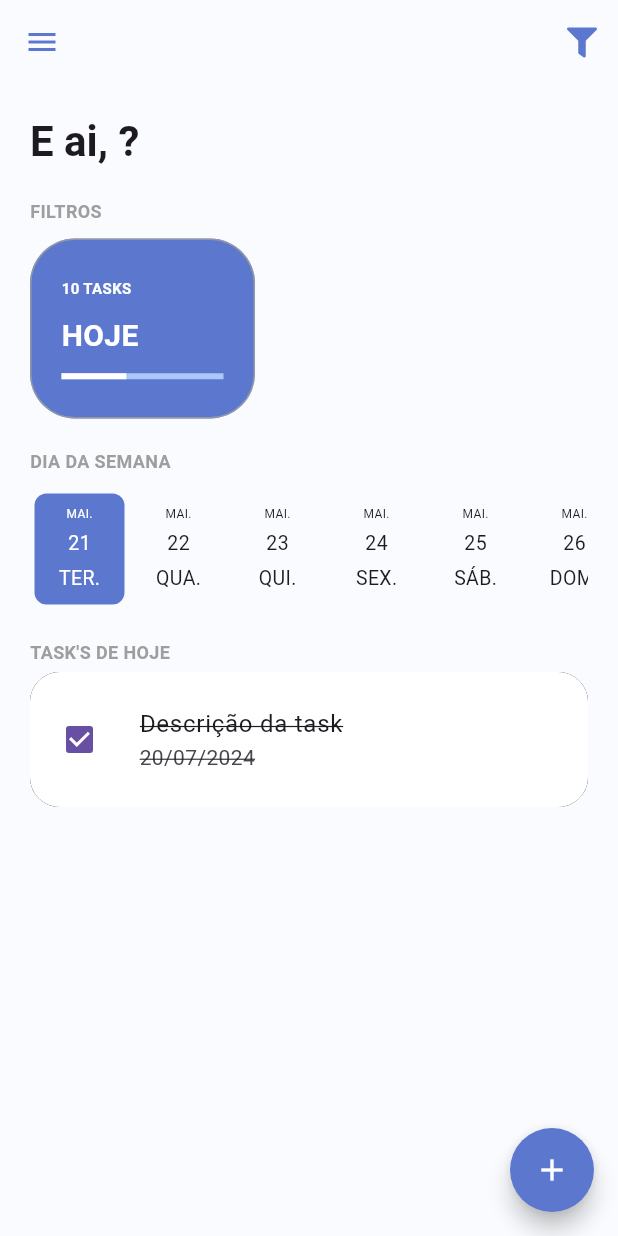
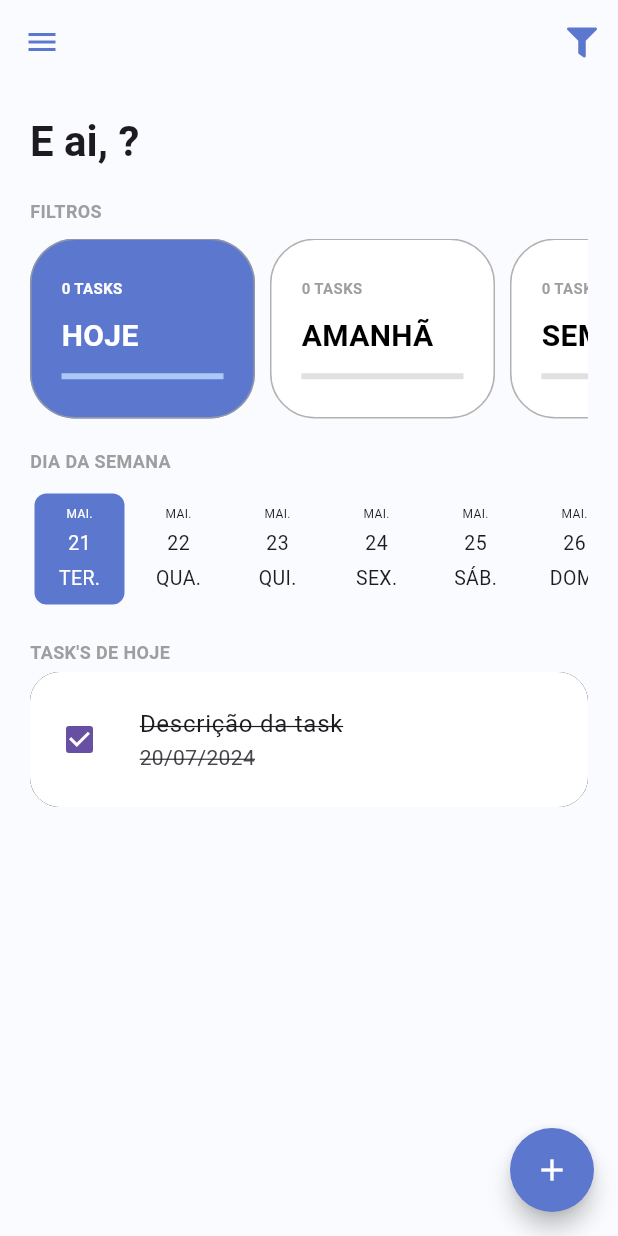
Before and after one commit to luizgfalqueto/todo_list_provider, a Flutter app: the screen it shows once a user with an empty profile is signed in, in the side drawer, after a tap on the "add" icon, on a phone screen of 412 x 824 dp. Run offline on Flutter 3.47's test engine with Material 3 defaults, Android fonts, the phone set to English and light mode, and no system bars; drawn by our look-alikes of date_picker_timeline; our stand-ins replace firebase_auth, firebase_core, google_fonts, google_sign_in, sign_in_button, sqflite and 2 more; missing offline and left inert: flutter_overlay_loader, validatorless; accounts and stored records are empty; network calls fail; Roboto replaces fonts that are missing (Mandali).

Commit message:
feat: load tasks filter by today, tomorrow and week

```diff
--- /dev/null
+++ b/lib/app/models/task_filter_enum.dart
@@ -0,0 +1 @@
+enum TaskFilterEnum { today, tomorrow, week }
--- /dev/null
+++ b/lib/app/models/task_model.dart
@@ -0,0 +1,22 @@
+class TaskModel {
+  final int id;
+  final String description;
+  final DateTime dateTime;
+  final bool finished;
+
+  TaskModel({
+    required this.id,
+    required this.description,
+    required this.dateTime,
+    required this.finished,
+  });
+
+  factory TaskModel.loadFromDB(Map<String, dynamic> task) {
+    return TaskModel(
+      id: task['id'],
+      description: task['description'] ?? 'Sem descrição',
+      dateTime: DateTime.parse(task['data_hora']),
+      finished: task['finalizado'] == 1,
+    );
+  }
+}
--- /dev/null
+++ b/lib/app/models/total_tasks_model.dart
@@ -0,0 +1,13 @@
+class TotalTasksModel {
+  int _totalTasks;
+  int get totalTasks => _totalTasks;
+
+  int _totalTasksFinished;
+  int get totalTasksFinished => _totalTasksFinished;
+
+  TotalTasksModel({
+    required int totalTasks,
+    required int totalTasksFinished,
+  })  : _totalTasks = totalTasks,
+        _totalTasksFinished = totalTasksFinished;
+}
--- /dev/null
+++ b/lib/app/models/week_task_model.dart
@@ -0,0 +1,14 @@
+import 'task_model.dart';
+
+class WeekTaskModel {
+
+  final DateTime startDate;
+  final DateTime endDate;
+  final List<TaskModel> tasks;
+
+  WeekTaskModel({
+    required this.startDate,
+    required this.endDate,
+    required this.tasks,
+  });
+}
--- /dev/null
+++ b/lib/app/modules/home/home_controller.dart
@@ -0,0 +1,46 @@
+import 'package:todo_list_provider/app/core/notifier/default_change_notifier.dart';
+import 'package:todo_list_provider/app/models/task_filter_enum.dart';
+import 'package:todo_list_provider/app/models/task_model.dart';
+import 'package:todo_list_provider/app/models/total_tasks_model.dart';
+import 'package:todo_list_provider/app/models/week_task_model.dart';
+import 'package:todo_list_provider/app/services/tasks/tasks_service.dart';
+
+class HomeController extends DefaultChangeNotifier {
+  final TasksService _tasksService;
+  var filterSelected = TaskFilterEnum.today;
+  TotalTasksModel? todayTotalTasks;
+  TotalTasksModel? tomorrowTotalTasks;
+  TotalTasksModel? weekTotalTasks;
+
+  HomeController({required TasksService taskService})
+      : _tasksService = taskService;
+
+  Future<void> loadTotalTasks() async {
+    final allTasks = await Future.wait([
+      _tasksService.getToday(),
+      _tasksService.getTomorrow(),
+      _tasksService.getWeek()
+    ]);
+
+    final todayTasks = allTasks[0] as List<TaskModel>;
+    final tomorrowTasks = allTasks[1] as List<TaskModel>;
+    final weekTasks = allTasks[2] as WeekTaskModel;
+
+    todayTotalTasks = TotalTasksModel(
+      totalTasks: todayTasks.length,
+      totalTasksFinished: todayTasks.where((task) => task.finished).length,
+    );
+
+    tomorrowTotalTasks = TotalTasksModel(
+      totalTasks: tomorrowTasks.length,
+      totalTasksFinished: tomorrowTasks.where((task) => task.finished).length,
+    );
+
+    weekTotalTasks = TotalTasksModel(
+      totalTasks: weekTasks.tasks.length,
+      totalTasksFinished: weekTasks.tasks.where((task) => task.finished).length,
+    );
+
+    notifyListeners();
+  }
+}
--- a/lib/app/modules/home/home_module.dart
+++ b/lib/app/modules/home/home_module.dart
@@ -1,11 +1,37 @@
+import 'package:provider/provider.dart';
 import 'package:todo_list_provider/app/core/modules/todo_list_module.dart';
+import 'package:todo_list_provider/app/modules/home/home_controller.dart';
 import 'package:todo_list_provider/app/modules/home/home_page.dart';
+
+import '../../repositories/tasks/tasks_repository.dart';
+import '../../repositories/tasks/tasks_repository_impl.dart';
+import '../../services/tasks/tasks_service.dart';
+import '../../services/tasks/tasks_service_impl.dart';
 
 class HomeModule extends TodoListModule {
   HomeModule()
       : super(
+          bindings: [
+            Provider<TasksRepository>(
+              create: (context) => TasksRepositoryImpl(
+                sqliteConnectionFactory: context.read(),
+              ),
+            ),
+            Provider<TasksService>(
+              create: (context) => TasksServiceImpl(
+                tasksRepository: context.read(),
+              ),
+            ),
+            ChangeNotifierProvider(
+              create: (context) => HomeController(
+                taskService: context.read(),
+              ),
+            ),
+          ],
           routers: {
-            '/home': (context) => const HomePage(),
+            '/home': (context) => HomePage(
+                  homeController: context.read(),
+                ),
           },
         );
 }
--- a/lib/app/modules/home/home_page.dart
+++ b/lib/app/modules/home/home_page.dart
@@ -1,6 +1,7 @@
 import 'package:flutter/material.dart';
 import 'package:todo_list_provider/app/core/ui/them_extensions.dart';
 import 'package:todo_list_provider/app/core/ui/todo_list_icons.dart';
+import 'package:todo_list_provider/app/modules/home/home_controller.dart';
 import 'package:todo_list_provider/app/modules/home/widgets/home_drawer.dart';
 import 'package:todo_list_provider/app/modules/home/widgets/home_filters.dart';
 import 'package:todo_list_provider/app/modules/home/widgets/home_header.dart';
@@ -8,9 +9,17 @@ import 'package:todo_list_provider/app/modules/home/widgets/home_tasks.dart';
 import 'package:todo_list_provider/app/modules/home/widgets/home_week_filter.dart';
 import 'package:todo_list_provider/app/modules/tasks/tasks_module.dart';
 
-class HomePage extends StatelessWidget {
-  const HomePage({super.key});
+class HomePage extends StatefulWidget {
+  final HomeController _homeController;
 
+  HomePage({super.key, required HomeController homeController})
+      : _homeController = homeController;
+
+  @override
+  State<HomePage> createState() => _HomePageState();
+}
+
+class _HomePageState extends State<HomePage> {
   void _goToCreateTask(BuildContext context) {
     // Navigator.of(context).pushNamed('/task/create');
     Navigator.of(context).push(
@@ -30,6 +39,12 @@ class HomePage extends StatelessWidget {
         },
       ),
     );
+  }
+
+  @override
+  void initState() {
+    super.initState();
+    widget._homeController.loadTotalTasks();
   }
 
   @override
@@ -73,14 +88,14 @@ class HomePage extends StatelessWidget {
               ),
               child: Container(
                 margin: const EdgeInsets.symmetric(horizontal: 20),
-                child: const IntrinsicHeight(
+                child: IntrinsicHeight(
                   child: Column(
                     crossAxisAlignment: CrossAxisAlignment.start,
                     children: [
-                      HomeHeader(),
+                      const HomeHeader(),
                       HomeFilters(),
-                      HomeWeekFilter(),
-                      HomeTasks()
+                      const HomeWeekFilter(),
+                      const HomeTasks()
                     ],
                   ),
                 ),
--- a/lib/app/modules/home/widgets/home_filters.dart
+++ b/lib/app/modules/home/widgets/home_filters.dart
@@ -1,16 +1,13 @@
 import 'package:flutter/material.dart';
 import 'package:flutter/widgets.dart';
+import 'package:provider/provider.dart';
 import 'package:todo_list_provider/app/core/ui/them_extensions.dart';
+import 'package:todo_list_provider/app/models/task_filter_enum.dart';
+import 'package:todo_list_provider/app/models/total_tasks_model.dart';
+import 'package:todo_list_provider/app/modules/home/home_controller.dart';
 import 'package:todo_list_provider/app/modules/home/widgets/todo_card_filter.dart';
 
-class HomeFilters extends StatefulWidget {
-  const HomeFilters({super.key});
-
-  @override
-  State<HomeFilters> createState() => _HomeFiltersState();
-}
-
-class _HomeFiltersState extends State<HomeFilters> {
+class HomeFilters extends StatelessWidget {
   @override
   Widget build(BuildContext context) {
     return Column(
@@ -23,11 +20,41 @@ class _HomeFiltersState extends State<HomeFilters> {
         const SizedBox(
           height: 10,
         ),
-        const SingleChildScrollView(
+        SingleChildScrollView(
           scrollDirection: Axis.horizontal,
           child: Row(
             children: [
-              TodoCardFilter()
+              TodoCardFilter(
+                label: 'HOJE',
+                taskFilter: TaskFilterEnum.today,
+                totalTasksModel:
+                    context.select<HomeController, TotalTasksModel?>(
+                  (controller) => controller.todayTotalTasks,
+                ),
+                selected: context.select<HomeController, TaskFilterEnum>(
+                        (value) => value.filterSelected) ==
+                    TaskFilterEnum.today,
+              ),
+              TodoCardFilter(
+                label: 'AMANHÃ',
+                taskFilter: TaskFilterEnum.tomorrow,
+                totalTasksModel: context.select<HomeController, TotalTasksModel?>(
+                  (controller) => controller.tomorrowTotalTasks,
+                ),
+                selected: context.select<HomeController, TaskFilterEnum>(
+                        (value) => value.filterSelected) ==
+                    TaskFilterEnum.tomorrow,
+              ),
+              TodoCardFilter(
+                label: 'SEMANA',
+                taskFilter: TaskFilterEnum.week,
+                totalTasksModel: context.select<HomeController, TotalTasksModel?>(
+                  (controller) => controller.weekTotalTasks,
+                ),
+                selected: context.select<HomeController, TaskFilterEnum>(
+                        (value) => value.filterSelected) ==
+                    TaskFilterEnum.week,
+              ),
             ],
           ),
         )
--- a/lib/app/modules/home/widgets/todo_card_filter.dart
+++ b/lib/app/modules/home/widgets/todo_card_filter.dart
@@ -1,14 +1,34 @@
 import 'package:flutter/material.dart';
 import 'package:todo_list_provider/app/core/ui/them_extensions.dart';
+import 'package:todo_list_provider/app/models/task_filter_enum.dart';
+import 'package:todo_list_provider/app/models/total_tasks_model.dart';
 
-class TodoCardFilter extends StatefulWidget {
-  const TodoCardFilter({super.key});
+class TodoCardFilter extends StatelessWidget {
+  final String label;
+  final TaskFilterEnum taskFilter;
+  final TotalTasksModel? totalTasksModel;
+  final bool selected;
 
-  @override
-  State<TodoCardFilter> createState() => _TodoCardFilterState();
-}
+  const TodoCardFilter({
+    super.key,
+    required this.label,
+    required this.taskFilter,
+    this.totalTasksModel,
+    required this.selected,
+  });
 
-class _TodoCardFilterState extends State<TodoCardFilter> {
+  double _getPercentFinished() {
+    final total = totalTasksModel?.totalTasks ?? 0.0;
+    final totalFinished = totalTasksModel?.totalTasksFinished ?? 0.1;
+
+    if (total == 0) {
+      return 0.0;
+    }
+
+    final percent = (totalFinished * 100) / total;
+    return percent / 100;
+  }
+
   @override
   Widget build(BuildContext context) {
     return Container(
@@ -19,7 +39,7 @@ class _TodoCardFilterState extends State<TodoCardFilter> {
       margin: const EdgeInsets.only(right: 10),
       padding: const EdgeInsets.all(20),
       decoration: BoxDecoration(
-          color: context.primaryColor,
+          color: selected ? context.primaryColor : Colors.white,
           border: Border.all(
             width: 1,
             color: Colors.grey.withOpacity(.8),
@@ -29,30 +49,36 @@ class _TodoCardFilterState extends State<TodoCardFilter> {
         crossAxisAlignment: CrossAxisAlignment.start,
         mainAxisAlignment: MainAxisAlignment.spaceAround,
         children: [
-          // SizedBox(
-          //   height: 21,
-          //   width: 21,
-          //   child: CircularProgressIndicator(),
-          // )
           Text(
-            '10 TASKS',
+            '${totalTasksModel?.totalTasks ?? 0} TASKS',
             style: context.titleStyle.copyWith(
               fontSize: 10,
-              color: Colors.white,
+              color: selected ? Colors.white : Colors.grey,
             ),
           ),
           Text(
-            'HOJE',
+            label,
             style: context.titleStyle.copyWith(
               fontSize: 20,
               fontWeight: FontWeight.bold,
-              color: Colors.white,
+              color: selected ? Colors.white : Colors.black,
             ),
           ),
-          LinearProgressIndicator(
-            backgroundColor: context.primaryColorLight,
-            value: .4,
-            valueColor: const AlwaysStoppedAnimation<Color>(Colors.white),
+          TweenAnimationBuilder<double>(
+            tween: Tween(
+              begin: 0.0,
+              end: _getPercentFinished(),
+            ),
+            duration: const Duration(seconds: 1),
+            builder: (context, value, child) {
+              return LinearProgressIndicator(
+                backgroundColor:
+                    selected ? context.primaryColorLight : Colors.grey.shade300,
+                value: value,
+                valueColor: AlwaysStoppedAnimation<Color>(
+                    selected ? Colors.white : context.primaryColor),
+              );
+            },
           ),
         ],
       ),
--- a/lib/app/repositories/tasks/tasks_repository.dart
+++ b/lib/app/repositories/tasks/tasks_repository.dart
@@ -1,3 +1,9 @@
+import 'package:todo_list_provider/app/models/task_model.dart';
+
 abstract class TasksRepository {
   Future<void> save(DateTime date, String description);
+  Future<List<TaskModel>> findByPeriod(
+    DateTime start,
+    DateTime end,
+  );
 }
--- a/lib/app/repositories/tasks/tasks_repository_impl.dart
+++ b/lib/app/repositories/tasks/tasks_repository_impl.dart
@@ -1,4 +1,5 @@
 import 'package:todo_list_provider/app/core/database/sqlite_connection_factory.dart';
+import 'package:todo_list_provider/app/models/task_model.dart';
 import 'package:todo_list_provider/app/repositories/tasks/tasks_repository.dart';
 
 class TasksRepositoryImpl implements TasksRepository {
@@ -19,4 +20,23 @@ class TasksRepositoryImpl implements TasksRepository {
       'finalizado': 0
     });
   }
+
+  @override
+  Future<List<TaskModel>> findByPeriod(DateTime start, DateTime end) async {
+    final startFilter = DateTime(start.year, start.month, start.day, 0, 0, 0);
+    final endFilter = DateTime(end.year, end.month, end.day, 23, 59, 59);
+
+    final conn = await _sqliteConnectionFactory.openConnection();
+    final result = await conn.rawQuery('''
+      select *
+      from todo
+      where data_hora between ? and ?
+      order by data_hora
+    ''', [
+      startFilter.toIso8601String(),
+      endFilter.toIso8601String(),
+    ]);
+
+    return result.map((task) => TaskModel.loadFromDB(task)).toList();
+  }
 }
--- a/lib/app/services/tasks/tasks_service.dart
+++ b/lib/app/services/tasks/tasks_service.dart
@@ -1,3 +1,9 @@
+import 'package:todo_list_provider/app/models/task_model.dart';
+import 'package:todo_list_provider/app/models/week_task_model.dart';
+
 abstract class TasksService {
   Future<void> save(DateTime date, String description);
+  Future<List<TaskModel>> getToday();
+  Future<List<TaskModel>> getTomorrow();
+  Future<WeekTaskModel> getWeek();
 }
--- a/lib/app/services/tasks/tasks_service_impl.dart
+++ b/lib/app/services/tasks/tasks_service_impl.dart
@@ -1,3 +1,5 @@
+import 'package:todo_list_provider/app/models/task_model.dart';
+import 'package:todo_list_provider/app/models/week_task_model.dart';
 import 'package:todo_list_provider/app/repositories/tasks/tasks_repository.dart';
 import 'package:todo_list_provider/app/services/tasks/tasks_service.dart';
 
@@ -11,4 +13,37 @@ class TasksServiceImpl implements TasksService {
   @override
   Future<void> save(DateTime date, String description) =>
       _tasksRepository.save(date, description);
+
+  @override
+  Future<List<TaskModel>> getToday() {
+    return _tasksRepository.findByPeriod(DateTime.now(), DateTime.now());
+  }
+
+  @override
+  Future<List<TaskModel>> getTomorrow() {
+    var tomorrowDate = DateTime.now().add(const Duration(days: 1));
+    return _tasksRepository.findByPeriod(tomorrowDate, tomorrowDate);
+  }
+
+  @override
+  Future<WeekTaskModel> getWeek() async {
+    final today = DateTime.now();
+    var startFilter = DateTime(today.year, today.month, today.day, 0, 0, 0);
+    DateTime endFilter;
+
+    if (startFilter.weekday != DateTime.monday) {
+      startFilter =
+          startFilter.subtract(Duration(days: (startFilter.weekday - 1)));
+    }
+
+    endFilter = startFilter.add(const Duration(days: 7));
+
+    final tasks = await _tasksRepository.findByPeriod(startFilter, endFilter);
+
+    return WeekTaskModel(
+      startDate: startFilter,
+      endDate: endFilter,
+      tasks: tasks,
+    );
+  }
 }
```
